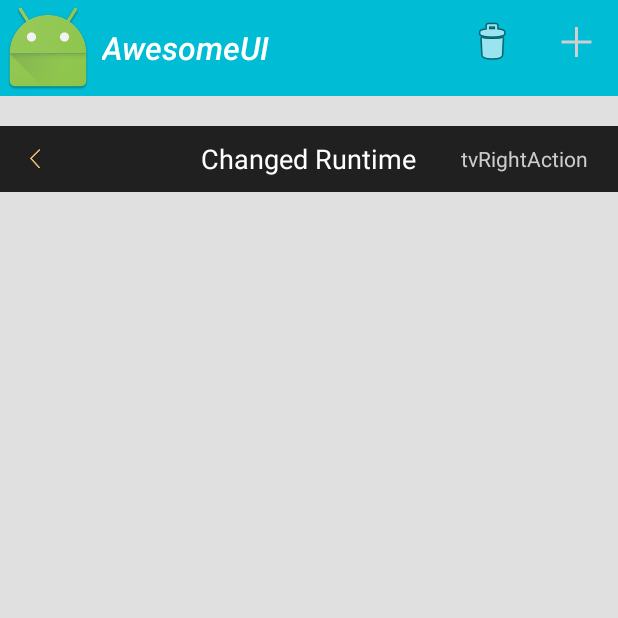
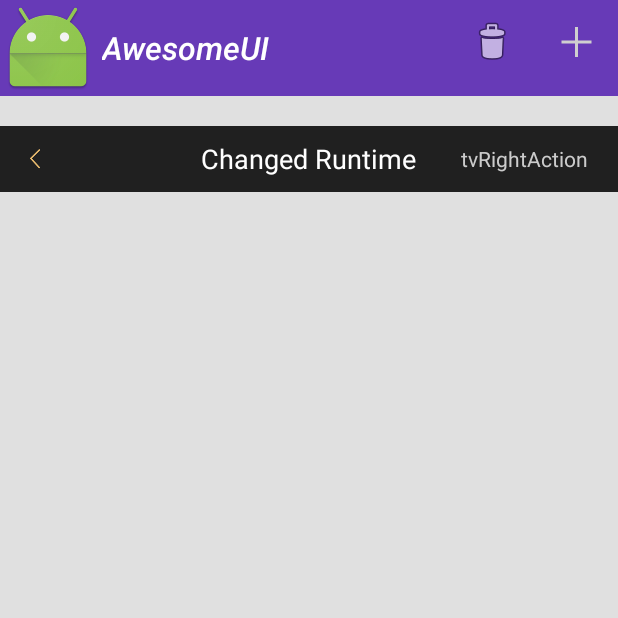
Before and after one commit to JasonXiang2014/AndroidTaste, an Android app: the ToolbarAct screen opened directly, with no data from a screen before it, on a phone screen of 412 x 824 dp, the top half of it. Run offline under Robolectric (Android 15) with nearby library versions, the phone set to English and light mode, and no system bars; our stand-ins replace ButterKnife.

Commit message:
change style

```diff
--- a/app/src/main/res/values/colors.xml
+++ b/app/src/main/res/values/colors.xml
@@ -451,9 +451,9 @@
     <color name="color_item_normal">#44ff0000</color>
 
 
-    <color name="primary">#00BCD4</color>
-    <color name="primary_dark">#0097A7</color>
-    <color name="accent">#FFC400</color>
+    <color name="primary">#673AB7</color>
+    <color name="primary_dark">#512DA8</color>
+    <color name="accent">#FF4081</color>
     <color name="bg">#E0E0E0</color>
 
 </resources>
```
